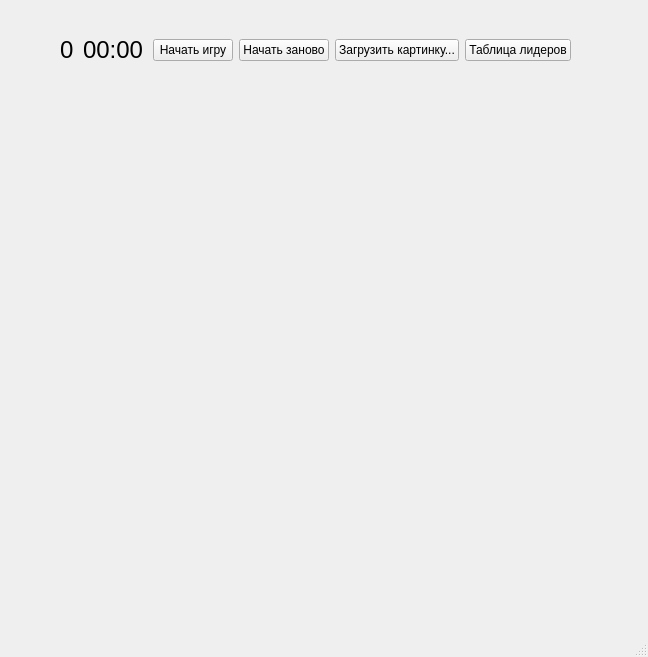
Old version of the form mainwindow.ui in the repository RudSmith/FifteenCPP.
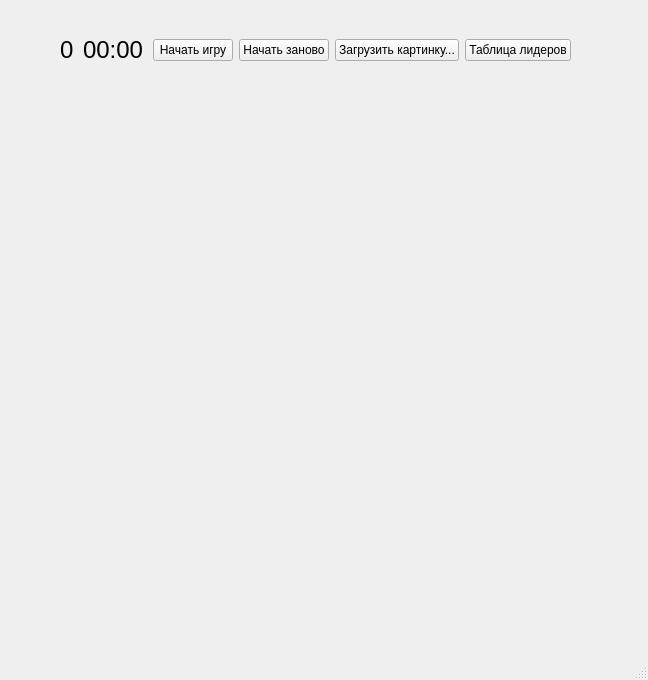
New version of the form.

Commit message: Changed some ui elements size

```diff
--- a/mainwindow.ui
+++ b/mainwindow.ui
@@ -7,19 +7,19 @@
     <x>0</x>
     <y>0</y>
     <width>648</width>
-    <height>657</height>
+    <height>680</height>
    </rect>
   </property>
   <property name="minimumSize">
    <size>
     <width>648</width>
-    <height>657</height>
+    <height>680</height>
    </size>
   </property>
   <property name="maximumSize">
    <size>
     <width>648</width>
-    <height>657</height>
+    <height>680</height>
    </size>
   </property>
   <property name="windowTitle">
@@ -32,7 +32,7 @@
       <x>20</x>
       <y>100</y>
       <width>611</width>
-      <height>481</height>
+      <height>531</height>
      </rect>
     </property>
     <layout class="QGridLayout" name="gridLayout"/>
```
The commit also changes 1 other file.
